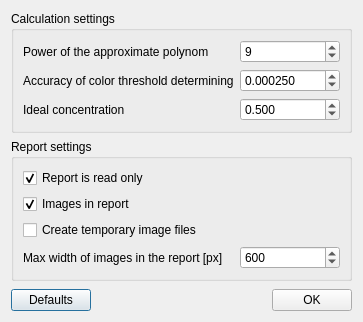
This is sources/settingsdialog.ui in pa23/mixan as Qt 5 draws it before an edit. The edited form follows.
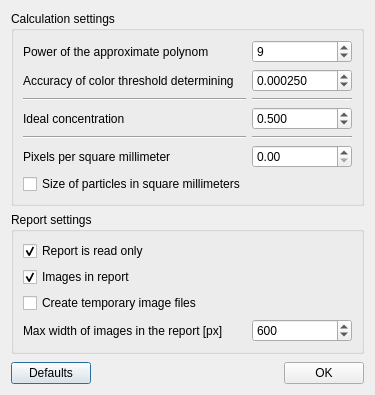
This is the edited form. Icons and pictures are not drawn.

Commit message: The ability to calculate the particle size in square millimeters was added.

Diff of the .ui file:
```diff
--- a/sources/settingsdialog.ui
+++ b/sources/settingsdialog.ui
@@ -9,8 +9,8 @@
    <rect>
     <x>0</x>
     <y>0</y>
-    <width>436</width>
-    <height>361</height>
+    <width>442</width>
+    <height>443</height>
    </rect>
   </property>
   <property name="windowTitle">
@@ -33,6 +33,55 @@
       <string>Calculation settings</string>
      </property>
      <layout class="QGridLayout" name="gridLayout">
+      <item row="2" column="1">
+       <widget class="Line" name="line_4">
+        <property name="orientation">
+         <enum>Qt::Horizontal</enum>
+        </property>
+       </widget>
+      </item>
+      <item row="1" column="1">
+       <widget class="QDoubleSpinBox" name="doubleSpinBox_intersectAccur">
+        <property name="minimumSize">
+         <size>
+          <width>100</width>
+          <height>0</height>
+         </size>
+        </property>
+        <property name="maximumSize">
+         <size>
+          <width>100</width>
+          <height>16777215</height>
+         </size>
+        </property>
+        <property name="decimals">
+         <number>6</number>
+        </property>
+        <property name="maximum">
+         <double>1.000000000000000</double>
+        </property>
+        <property name="singleStep">
+         <double>0.000100000000000</double>
+        </property>
+        <property name="value">
+         <double>0.000250000000000</double>
+        </property>
+       </widget>
+      </item>
+      <item row="3" column="0">
+       <widget class="QLabel" name="label_4">
+        <property name="text">
+         <string>Ideal concentration</string>
+        </property>
+       </widget>
+      </item>
+      <item row="4" column="1">
+       <widget class="Line" name="line_2">
+        <property name="orientation">
+         <enum>Qt::Horizontal</enum>
+        </property>
+       </widget>
+      </item>
       <item row="0" column="0">
        <widget class="QLabel" name="label">
         <property name="text">
@@ -40,6 +89,31 @@
         </property>
        </widget>
       </item>
+      <item row="5" column="1">
+       <widget class="QDoubleSpinBox" name="doubleSpinBox_pxpermm">
+        <property name="minimumSize">
+         <size>
+          <width>100</width>
+          <height>0</height>
+         </size>
+        </property>
+        <property name="maximumSize">
+         <size>
+          <width>100</width>
+          <height>16777215</height>
+         </size>
+        </property>
+        <property name="decimals">
+         <number>2</number>
+        </property>
+        <property name="maximum">
+         <double>1000000.000000000000000</double>
+        </property>
+        <property name="value">
+         <double>0.000000000000000</double>
+        </property>
+       </widget>
+      </item>
       <item row="0" column="1">
        <widget class="QSpinBox" name="spinBox_polyPower">
         <property name="minimumSize">
@@ -50,7 +124,7 @@
         </property>
         <property name="maximumSize">
          <size>
-          <width>70</width>
+          <width>100</width>
           <height>16777215</height>
          </size>
         </property>
@@ -65,43 +139,7 @@
         </property>
        </widget>
       </item>
-      <item row="1" column="0">
-       <widget class="QLabel" name="label_3">
-        <property name="text">
-         <string>Accuracy of color threshold determining</string>
-        </property>
-       </widget>
-      </item>
-      <item row="1" column="1">
-       <widget class="QDoubleSpinBox" name="doubleSpinBox_intersectAccur">
-        <property name="minimumSize">
-         <size>
-          <width>100</width>
-          <height>0</height>
-         </size>
-        </property>
-        <property name="decimals">
-         <number>6</number>
-        </property>
-        <property name="maximum">
-         <double>1.000000000000000</double>
-        </property>
-        <property name="singleStep">
-         <double>0.000100000000000</double>
-        </property>
-        <property name="value">
-         <double>0.000250000000000</double>
-        </property>
-       </widget>
-      </item>
-      <item row="2" column="0">
-       <widget class="QLabel" name="label_4">
-        <property name="text">
-         <string>Ideal concentration</string>
-        </property>
-       </widget>
-      </item>
-      <item row="2" column="1">
+      <item row="3" column="1">
        <widget class="QDoubleSpinBox" name="doubleSpinBox_idealConc">
         <property name="minimumSize">
          <size>
@@ -109,6 +147,12 @@
           <height>0</height>
          </size>
         </property>
+        <property name="maximumSize">
+         <size>
+          <width>100</width>
+          <height>16777215</height>
+         </size>
+        </property>
         <property name="decimals">
          <number>3</number>
         </property>
@@ -123,6 +167,41 @@
         </property>
        </widget>
       </item>
+      <item row="5" column="0">
+       <widget class="QLabel" name="label_5">
+        <property name="text">
+         <string>Pixels per square millimeter</string>
+        </property>
+       </widget>
+      </item>
+      <item row="1" column="0">
+       <widget class="QLabel" name="label_3">
+        <property name="text">
+         <string>Accuracy of color threshold determining</string>
+        </property>
+       </widget>
+      </item>
+      <item row="2" column="0">
+       <widget class="Line" name="line_3">
+        <property name="orientation">
+         <enum>Qt::Horizontal</enum>
+        </property>
+       </widget>
+      </item>
+      <item row="4" column="0">
+       <widget class="Line" name="line">
+        <property name="orientation">
+         <enum>Qt::Horizontal</enum>
+        </property>
+       </widget>
+      </item>
+      <item row="6" column="0">
+       <widget class="QCheckBox" name="checkBox_sizeinmm">
+        <property name="text">
+         <string>Size of particles in square millimeters</string>
+        </property>
+       </widget>
+      </item>
      </layout>
     </widget>
    </item>
```
The commit also changes 8 other files.
